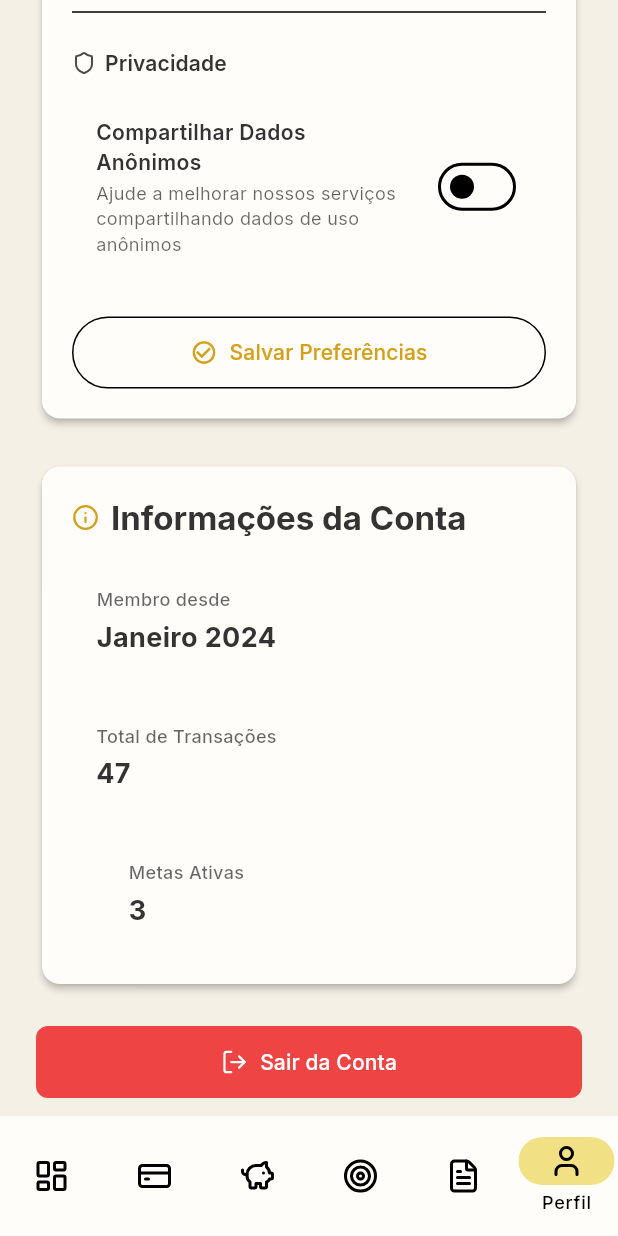
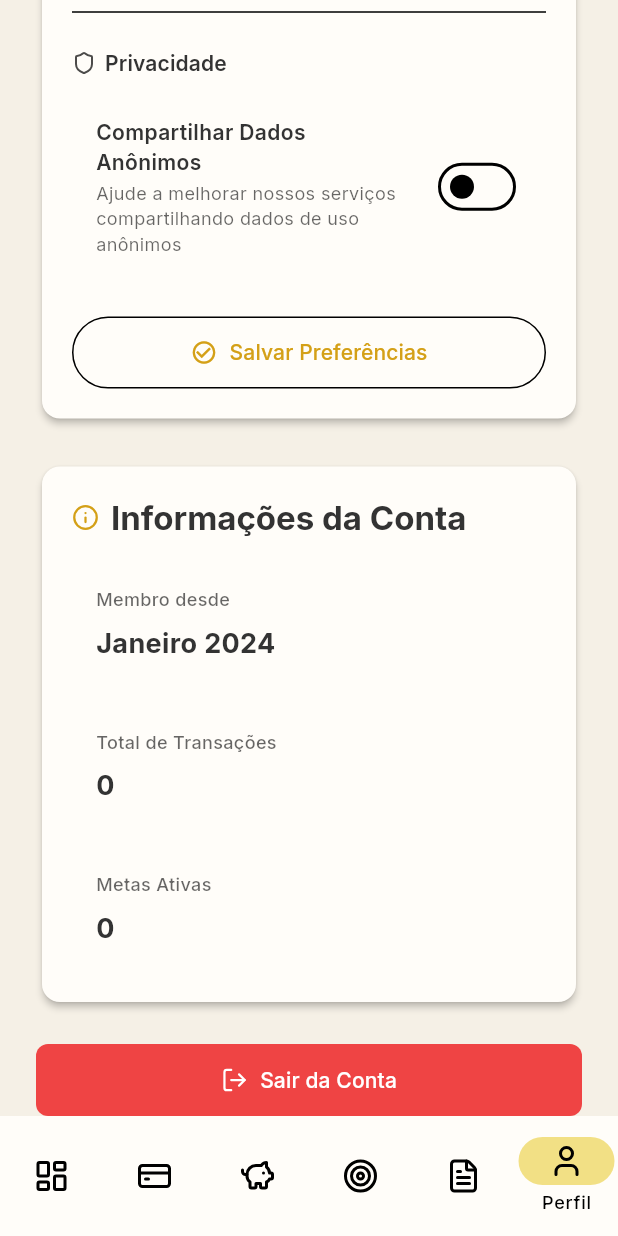
Before and after one commit to Isabela-CP/PlanejaAi, a Flutter app: the ProfileScreen screen opened by its route, scrolled down 1152 dp, on a phone screen of 412 x 824 dp. Run offline on Flutter 3.47's test engine with Material 3 defaults, Android fonts, the phone set to English and light mode, and no system bars; drawn by our look-alikes of flutter_animate; our stand-ins replace file_picker, fl_chart, flutter_dotenv, go_router, google_fonts, image_picker and 3 more; missing offline and left inert: excel, window_manager; accounts and stored records are empty.

Commit message:
Fix: alinhar dados do profile e colocar valor padrão de categoria

```diff
--- a/planeja_ai/lib/screens/profile_screen.dart
+++ b/planeja_ai/lib/screens/profile_screen.dart
@@ -193,10 +193,31 @@ class _ProfileScreenState extends State<ProfileScreen> {
 
   Widget _buildAccountInfoCard(BuildContext context) {
     final theme = Theme.of(context);
+    final authProvider = context.watch<AuthProvider>();
+    final financeProvider = context.watch<FinanceProvider>();
+
+    final user = authProvider.userData;
+    String memberSince = 'Janeiro 2024';
+    if (user != null && user['created_at'] != null) {
+      try {
+        final dt = DateTime.parse(user['created_at']);
+        final months = [
+          'Janeiro', 'Fevereiro', 'Março', 'Abril', 'Maio', 'Junho',
+          'Julho', 'Agosto', 'Setembro', 'Outubro', 'Novembro', 'Dezembro'
+        ];
+        memberSince = '${months[dt.month - 1]} ${dt.year}';
+      } catch (e) {
+        debugPrint('Error parsing created_at: $e');
+      }
+    }
+
+    final totalTransactions = financeProvider.transactions.length.toString();
+    final activeGoals = financeProvider.goals.length.toString();
+
     final items = [
-      {'label': 'Membro desde', 'value': 'Janeiro 2024'},
-      {'label': 'Total de Transações', 'value': '47'},
-      {'label': 'Metas Ativas', 'value': '3'},
+      {'label': 'Membro desde', 'value': memberSince},
+      {'label': 'Total de Transações', 'value': totalTransactions},
+      {'label': 'Metas Ativas', 'value': activeGoals},
     ];
 
     return Card(
@@ -212,16 +233,20 @@ class _ProfileScreenState extends State<ProfileScreen> {
             LayoutBuilder(builder: (context, constraints) {
               final cols = constraints.maxWidth > 500 ? 3 : 1;
               if (cols == 3) {
-                return Row(
+                return IntrinsicHeight(
+                  child: Row(
+                    crossAxisAlignment: CrossAxisAlignment.stretch,
                     children: items.map((item) => Expanded(
                       child: Padding(
                         padding: EdgeInsets.only(right: item != items.last ? 12 : 0),
                         child: _buildAccountInfoItem(context, item['label']!, item['value']!),
                       ),
                     )).toList(),
+                  ),
                 );
               }
               return Column(
+                crossAxisAlignment: CrossAxisAlignment.stretch,
                 children: items.map((item) => Padding(
                   padding: EdgeInsets.only(bottom: item != items.last ? 12 : 0),
                   child: _buildAccountInfoItem(context, item['label']!, item['value']!),
@@ -244,6 +269,7 @@ class _ProfileScreenState extends State<ProfileScreen> {
       ),
       child: Column(
         crossAxisAlignment: CrossAxisAlignment.start,
+        mainAxisAlignment: MainAxisAlignment.spaceBetween,
         children: [
           Text(label,
               style: TextStyle(
@@ -251,7 +277,7 @@ class _ProfileScreenState extends State<ProfileScreen> {
                 fontWeight: FontWeight.w500,
                 color: theme.colorScheme.onSurface.withOpacity(0.6),
               )),
-          const SizedBox(height: 4),
+          const SizedBox(height: 8),
           Text(value, style: const TextStyle(fontSize: 18, fontWeight: FontWeight.bold)),
         ],
       ),
```
Also changed, not shown: planeja_ai/lib/screens/transactions_screen.dart (+4 -3 lines), planeja_ai/lib/widgets/budget_form.dart (+10 -0 lines), 3 other files. Lines whose indentation alone changed are shown as unchanged.
